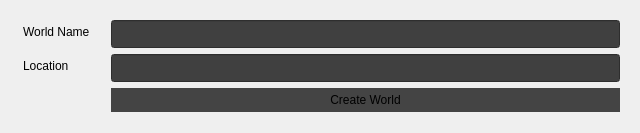
Before: the Qt Designer form src/dialogs/newprojectdialog.ui in jahshaka/Studio, drawn with Qt 5.
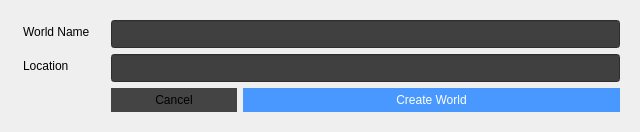
After: the same form once the commit is applied.

What changed in the file:
```diff
--- a/src/dialogs/newprojectdialog.ui
+++ b/src/dialogs/newprojectdialog.ui
@@ -7,14 +7,24 @@
     <x>0</x>
     <y>0</y>
     <width>640</width>
-    <height>133</height>
+    <height>112</height>
    </rect>
   </property>
   <property name="windowTitle">
    <string>Dialog</string>
   </property>
   <property name="styleSheet">
-   <string notr="true">QLabel {
+   <string notr="true">#createProject {
+	background: #4898ff;
+	color: white;
+}
+
+#createProject:hover {
+	background-color: #51a1d6;
+}
+
+
+QLabel {
 	margin-right: 12px;
 }
 
@@ -66,11 +76,34 @@
        </layout>
       </item>
       <item row="2" column="1">
-       <widget class="QPushButton" name="createProject">
-        <property name="text">
-         <string>Create World</string>
-        </property>
-       </widget>
+       <layout class="QHBoxLayout" name="horizontalLayout_3">
+        <item>
+         <widget class="QPushButton" name="cancel">
+          <property name="sizePolicy">
+           <sizepolicy hsizetype="Minimum" vsizetype="Fixed">
+            <horstretch>1</horstretch>
+            <verstretch>0</verstretch>
+           </sizepolicy>
+          </property>
+          <property name="text">
+           <string>Cancel</string>
+          </property>
+         </widget>
+        </item>
+        <item>
+         <widget class="QPushButton" name="createProject">
+          <property name="sizePolicy">
+           <sizepolicy hsizetype="Minimum" vsizetype="Fixed">
+            <horstretch>3</horstretch>
+            <verstretch>0</verstretch>
+           </sizepolicy>
+          </property>
+          <property name="text">
+           <string>Create World</string>
+          </property>
+         </widget>
+        </item>
+       </layout>
       </item>
      </layout>
      <zorder>pName</zorder>
```
Left out of the diff: 4 changed lines with no effect on the pictures.
